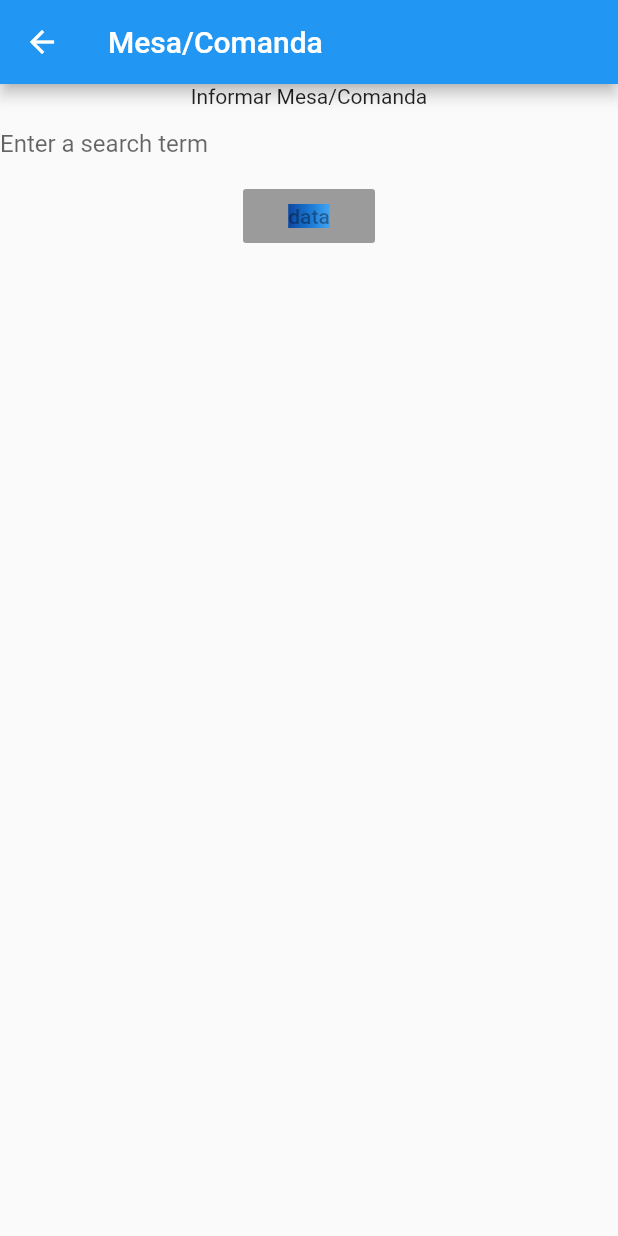
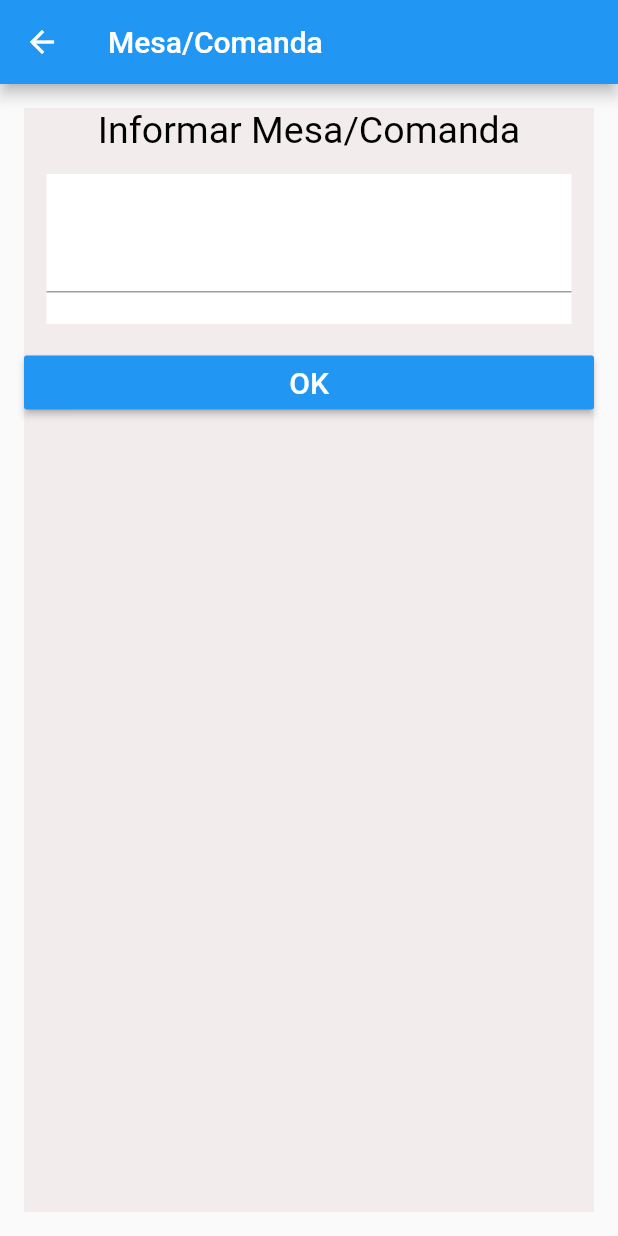
Before and after one commit to diogerafael/algafood, a Flutter app: the screen it shows after launch, after a tap on "Entrar", on a phone screen of 412 x 824 dp. Run offline on Flutter 3.47's test engine with Material 2 defaults, Android fonts, the phone set to English and light mode, and no system bars.

Commit message:
novos ajustes.

```diff
--- a/lib/main.dart
+++ b/lib/main.dart
@@ -1,125 +1,16 @@
-import 'package:algafood/ui/SelecionarMesaComanda.dart';
 import 'package:flutter/material.dart';
 
-void main() => runApp(new MaterialApp(home:Login()));
+import 'ui/pages/login.dart';
 
+void main() => runApp(MyApp());
 
-
-class Login extends StatelessWidget{
-  TextStyle style = TextStyle(fontFamily: 'Montserrat', fontSize: 20.0);
-
+class MyApp extends StatelessWidget {
   @override
   Widget build(BuildContext context) {
-
-    final emailField = TextField(
-      obscureText: false,
-      style: style,
-      decoration: InputDecoration(
-          contentPadding: EdgeInsets.fromLTRB(20.0, 15.0, 20.0, 15.0),
-          hintText: "Email",
-          border:
-          OutlineInputBorder(borderRadius: BorderRadius.circular(30.0))),
-    );
-
-    final passField = TextField(
-      obscureText: true,
-      style: style,
-      decoration: InputDecoration(
-          contentPadding: EdgeInsets.fromLTRB(20.0, 15.0, 20.0, 15.0),
-          hintText: "Senha",
-          border:
-          OutlineInputBorder(borderSide: BorderSide(width: 16.0, color: Colors.lightBlue.shade50))),
-    );
-
-
-    return new Scaffold(
-      backgroundColor: Colors.blue,
-      appBar: AppBar(
-        title: Text("Teste",textAlign: TextAlign.center,),
-      ),
-      body: Center(
-        child: SizedBox(
-          width: 300.0,
-          height: 320.0,
-            child:  Card(
-              child: ListView(
-                children: <Widget>[
-                  loginSetion,
-                  passwdSetion,
-                  buttonLogin(context),
-                ],
-              ),
-            )
-        )
-      ),
+    return MaterialApp(
+      debugShowCheckedModeBanner: false,
+      theme: ThemeData(primaryColor: Colors.blue),
+      home: Login(),
     );
   }
 }
-
-
-Widget loginSetion = Container(
-  padding: const EdgeInsets.fromLTRB(20, 10, 20, 10),
-  child: Row(children: <Widget>[
-    Icon(Icons.add),
-    Expanded(
-      child: TextField(autofocus: true,
-                      decoration: InputDecoration(
-                        labelText: 'Email'
-                      ),),
-    )
-
-  ],),
-);
-
-bool isSwitched = true;
-
-Widget passwdSetion = Container(
-  padding: const EdgeInsets.fromLTRB(20, 10, 20, 10),
-  child: Column(children: <Widget>[
-    Row(
-      children: <Widget>[
-        Icon(Icons.add),
-        Expanded(
-      child: TextField(autofocus: true,
-                      decoration: InputDecoration(
-                        labelText: 'Senha'
-                      ),),
-    )
-      ],
-    ),
-    Row(
-      children: <Widget>[
-        Divider(),
-        Row(
-          children: <Widget>[
-            Text('Lembrar login'),
-            Switch(
-              value: isSwitched,
-              activeTrackColor: Colors.lightGreenAccent,
-              activeColor: Colors.green,
-              onChanged: _onSwitchChanged
-            )
-          ],
-        )
-      ],
-    )
-  ],),
-);
-
-
-void _onSwitchChanged(bool value) {
-      isSwitched = false;
-    }
-
-
-Widget buttonLogin(BuildContext context){
-  return new RaisedButton(
-                    padding: const EdgeInsets.fromLTRB(20, 10, 20, 10),
-                    onPressed: () {
-                      Navigator.push(context,
-                      MaterialPageRoute(builder : (context) => SelecionarMesaComanda() ),
-                      );
-                    },
-                    child: Text('Entrar'),
-                  );
-}
--- a/lib/ui/SelecionarMesaComanda.dart
+++ /dev/null
@@ -1,43 +0,0 @@
-import 'package:flutter/cupertino.dart';
-import 'package:flutter/material.dart';
-
-class SelecionarMesaComanda extends StatelessWidget{
-  @override
-  Widget build(BuildContext context) {
-    return Scaffold(
-      appBar: AppBar(
-        title: Text("Mesa/Comanda"),
-      ),
-      body: Center(
-        child: Column(
-          children: <Widget>[
-            Text('Informar Mesa/Comanda'),
-            Container(
-              child: TextField(
-              decoration: InputDecoration(
-                border: InputBorder.none,
-                hintText: 'Enter a search term',
-              ),
-              keyboardType: TextInputType.number,
-            ),
-            ),
-            RaisedButton(
-              child:Container(
-                child: Text('data'),
-                decoration: const BoxDecoration(
-                gradient: LinearGradient(
-                colors: <Color>[
-                  Color(0xFF0D47A1),
-                  Color(0xFF1976D2),
-                  Color(0xFF42A5F5),
-                ],
-              ),
-              )
-            ),
-            )
-          ],
-        ),
-      ),
-    );
-  }
-}
--- /dev/null
+++ b/lib/ui/pages/login.dart
@@ -0,0 +1,132 @@
+import 'package:flutter/material.dart';
+
+import 'SelecionarMesaComanda.dart';
+
+class Login extends StatelessWidget {
+  TextStyle style = TextStyle(fontFamily: 'Montserrat', fontSize: 20.0);
+  final _tLogin = TextEditingController(text: "");
+  final _tSenha = TextEditingController(text: "");
+  final GlobalKey<FormState> _formKey = GlobalKey<FormState>();
+
+  @override
+  Widget build(BuildContext context) {
+    return new Scaffold(
+      backgroundColor: Colors.blue,
+      appBar: AppBar(
+        title: Text(
+          "Sistema Mesa/Comanda",
+          textAlign: TextAlign.center,
+        ),
+      ),
+      body: _body(context),
+    );
+  }
+
+  _body(BuildContext context) {
+    return Form(
+        child: Center(
+      child: SizedBox(
+          width: 300.0,
+          height: 320.0,
+          child: Card(
+            child: ListView(
+              padding: const EdgeInsets.fromLTRB(20, 10, 20, 10),
+              children: <Widget>[
+                _loginSetion(),
+                _passwdSetion(),
+                _lembrarMe(),
+                _buttonLogin(context),
+              ],
+            ),
+          )),
+    ));
+  }
+
+  _lembrarMe() => Container(
+          child: Row(
+        mainAxisAlignment: MainAxisAlignment.spaceBetween,
+        mainAxisSize: MainAxisSize.max,
+        children: <Widget>[
+          Expanded(child: Text('Lembrar login')),
+          Expanded(
+            child: Switch(
+                value: isSwitched,
+                activeTrackColor: Colors.lightGreenAccent,
+                activeColor: Colors.green,
+                onChanged: _onSwitchChanged),
+          )
+        ],
+      ));
+
+  _loginSetion() => Container(
+        child: Row(
+          children: <Widget>[
+            Icon(Icons.people),
+            Expanded(
+              child: TextFormField(
+                controller: _tLogin,
+                autofocus: true,
+                decoration: InputDecoration(labelText: 'Código'),
+              ),
+            )
+          ],
+        ),
+      );
+
+  bool isSwitched = true;
+
+  _passwdSetion() {
+    return Container(
+      child: Row(
+        children: <Widget>[
+          Icon(Icons.add),
+          Expanded(
+            child: TextFormField(
+              obscureText: true,
+              controller: _tSenha,
+              autofocus: true,
+              decoration: InputDecoration(labelText: 'Senha'),
+            ),
+          )
+        ],
+      ),
+    );
+  }
+
+  void _onSwitchChanged(bool value) {
+    isSwitched = false;
+  }
+
+  _buttonLogin(BuildContext context) {
+    return Container(
+      color: Color.fromRGBO(242,236,236,100),
+      child: RaisedButton(
+        color: Colors.blue,
+        textColor: Colors.blue,
+        onPressed: () {
+          Navigator.push(
+            context,
+            MaterialPageRoute(builder: (context) => SelecionarMesaComanda()),
+          );
+        },
+        child: Container(
+          color: Colors.blue,
+          child: Text(
+            'Entrar',
+            style: TextStyle(
+              color: Colors.white,
+              fontSize: 25,
+            ),
+          ),
+        ),
+      ),
+    );
+  }
+
+  _img() {
+    return Image.asset(
+      "assets/images/dog2.png",
+      fit: BoxFit.contain,
+    );
+  }
+}
--- /dev/null
+++ b/lib/ui/pages/selecionarMesaComanda.dart
@@ -0,0 +1,57 @@
+import 'package:algafood/ui/widgets/blue_button.dart';
+import 'package:algafood/utils/nav.dart';
+import 'package:flutter/cupertino.dart';
+import 'package:flutter/material.dart';
+
+import 'buscarprodutos.dart';
+
+class SelecionarMesaComanda extends StatelessWidget {
+  @override
+  Widget build(BuildContext context) {
+    return Scaffold(
+      appBar: AppBar(
+        title: Text("Mesa/Comanda"),
+      ),
+      body: _body(context),
+    );
+  }
+
+  _body(BuildContext context) {
+    return Padding(
+      padding: const EdgeInsets.all(16),
+      child: Form(
+        child: Container(
+          color: Color.fromRGBO(242, 236, 236, 100),
+          child: ListView(
+            children: <Widget>[
+              Text('Informar Mesa/Comanda',
+                  textAlign: TextAlign.center,
+                  style: TextStyle(color: Colors.black, fontSize: 25)),
+              Container(
+                margin: EdgeInsets.all(15),
+                color: Colors.white,
+                height: 100.0,
+                child: TextField(
+                  style: TextStyle(
+                      backgroundColor: Colors.white,
+                      color: Colors.black,
+                      fontWeight: FontWeight.bold,
+                      fontSize: 50),
+                  decoration:
+                      InputDecoration(contentPadding: EdgeInsets.all(10)),
+                  keyboardType: TextInputType.number,
+                ),
+              ),
+              BlueButton('OK', () => _onClickOK(context)),
+              //_button(context)
+            ],
+          ),
+        ),
+      ),
+    );
+  }
+
+  _onClickOK(BuildContext context) {
+    push(context, BuscarProdutos());
+  }
+}
--- /dev/null
+++ b/lib/ui/widgets/blue_button.dart
@@ -0,0 +1,23 @@
+import 'package:flutter/material.dart';
+
+class BlueButton extends StatelessWidget {
+
+String text;
+Function onPressed;
+
+BlueButton(this.text,this.onPressed);
+
+
+
+  @override
+  Widget build(BuildContext context) {
+    return RaisedButton(
+      color: Colors.blue,
+      child: Text(
+        text,
+        style: TextStyle(color: Colors.white, fontSize: 20),
+      ),
+      onPressed: onPressed,
+    );
+  }
+}
```
Also changed, not shown: lib/ui/pages/buscarprodutos.dart (added, +24 -0 lines), lib/utils/alerts.dart (added, +12 -0 lines), lib/utils/nav.dart (added, +15 -0 lines), pubspec.lock.
